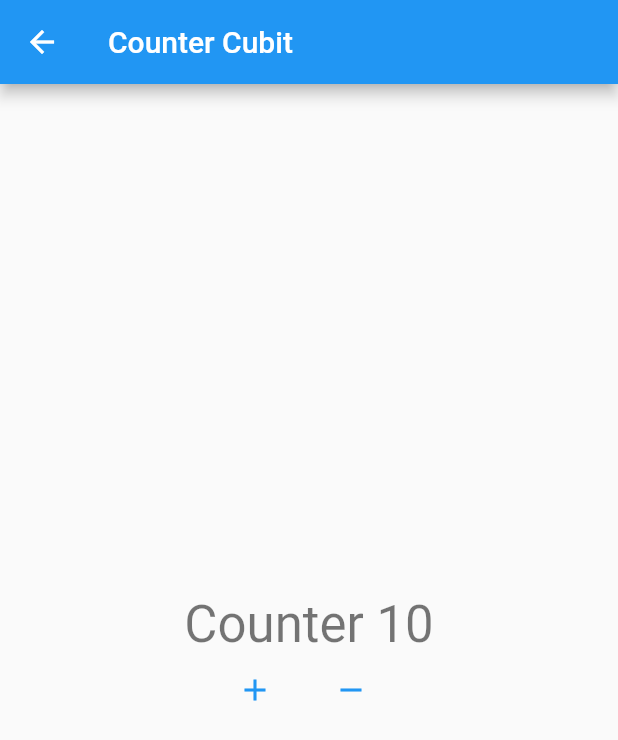
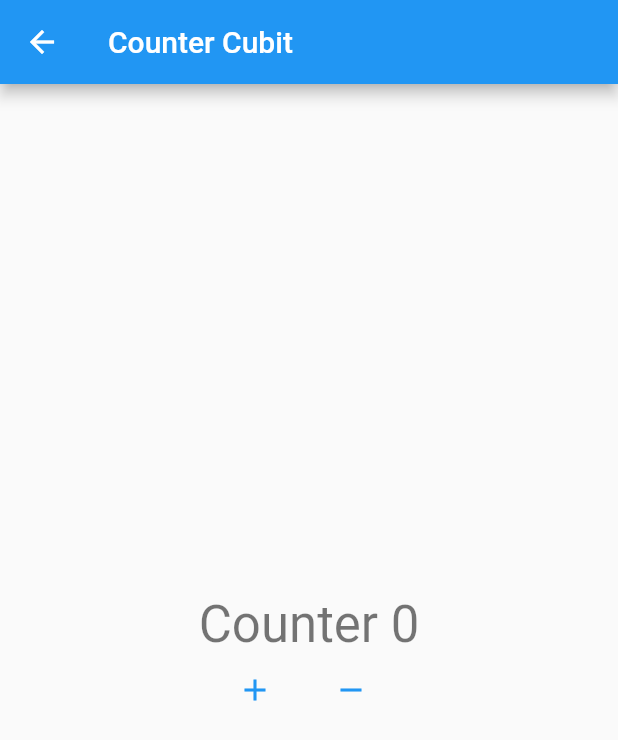
Before and after one commit to VitoriaMagnus/counter_bloc, a Flutter app: the screen it shows after launch, after a tap on "Cubit", on a phone screen of 412 x 824 dp. Shown: the top 740 px of the screen. Run offline on Flutter 3.47's test engine with Material 2 defaults, Android fonts, the phone set to English and light mode, and no system bars; our stand-ins replace bloc, flutter_bloc.

Commit message:
counter com cubit

```diff
--- a/lib/main.dart
+++ b/lib/main.dart
@@ -2,6 +2,7 @@ import 'package:counter_bloc/home_page.dart';
 import 'package:counter_bloc/page_bloc/bloc/counter_bloc.dart';
 import 'package:counter_bloc/page_bloc/counter_bloc_page.dart';
 import 'package:counter_bloc/page_cubit/counter_cubit_page.dart';
+import 'package:counter_bloc/page_cubit/cubit/counter_cubit.dart';
 import 'package:flutter/material.dart';
 import 'package:flutter_bloc/flutter_bloc.dart';
 
@@ -25,7 +26,10 @@ class MyApp extends StatelessWidget {
               create: (_) => CounterBloc(),
               child: const CounterBlocPage(),
             ),
-        '/cubit': (_) => const CounterCubitPage(),
+        '/cubit': (_) => BlocProvider(
+              create: (_) => CounterCubit(),
+              child: CounterCubitPage(),
+            ),
       },
       home: const HomePage(),
     );
--- a/lib/page_cubit/counter_cubit_page.dart
+++ b/lib/page_cubit/counter_cubit_page.dart
@@ -1,4 +1,6 @@
+import 'package:counter_bloc/page_cubit/cubit/counter_cubit.dart';
 import 'package:flutter/material.dart';
+import 'package:flutter_bloc/flutter_bloc.dart';
 
 class CounterCubitPage extends StatelessWidget {
   const CounterCubitPage({Key? key}) : super(key: key);
@@ -13,20 +15,28 @@ class CounterCubitPage extends StatelessWidget {
         child: Column(
           mainAxisAlignment: MainAxisAlignment.center,
           children: [
-            Text(
-              'Counter 10',
-              style: Theme.of(context).textTheme.headlineMedium,
+            BlocBuilder<CounterCubit, CounterState>(
+              builder: (context, state) {
+                return Text(
+                  'Counter ${state.counter}',
+                  style: Theme.of(context).textTheme.headlineMedium,
+                );
+              },
             ),
             Row(
               mainAxisAlignment: MainAxisAlignment.center,
               children: [
                 TextButton.icon(
-                  onPressed: () {},
+                  onPressed: () {
+                    context.read<CounterCubit>().increment();
+                  },
                   icon: const Icon(Icons.add),
                   label: const Text(''),
                 ),
                 TextButton.icon(
-                    onPressed: () {},
+                    onPressed: () {
+                      context.read<CounterCubit>().decrement();
+                    },
                     icon: const Icon(Icons.remove),
                     label: const Text('')),
               ],
--- /dev/null
+++ b/lib/page_cubit/cubit/counter_cubit.dart
@@ -0,0 +1,15 @@
+import 'package:bloc/bloc.dart';
+
+part 'counter_state.dart';
+
+class CounterCubit extends Cubit<CounterState> {
+  CounterCubit() : super(CounterStateInitial());
+
+  void increment() {
+    emit(CounterStateData(state.counter + 1));
+  }
+
+  void decrement() {
+    emit(CounterStateData(state.counter - 1));
+  }
+}
--- /dev/null
+++ b/lib/page_cubit/cubit/counter_state.dart
@@ -0,0 +1,15 @@
+part of 'counter_cubit.dart';
+
+abstract class CounterState {
+  final int counter;
+
+  const CounterState(this.counter);
+}
+
+class CounterStateInitial extends CounterState {
+  CounterStateInitial() : super(0);
+}
+
+class CounterStateData extends CounterState {
+  CounterStateData(int counter) : super(counter);
+}
```
